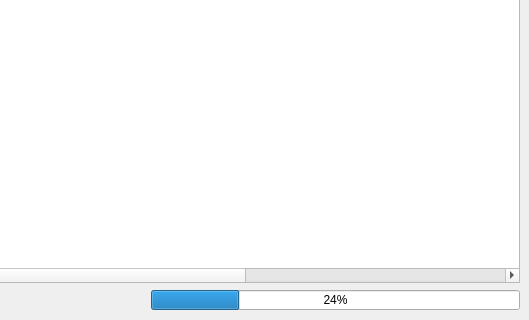
Before: the Qt Designer form trunk/ui/ordersfrm.ui in BackupTheBerlios/first4-svn, drawn with Qt 5; both pictures show x 358 to 887 and y 232 to 552 of the 887 by 552 pixel window.
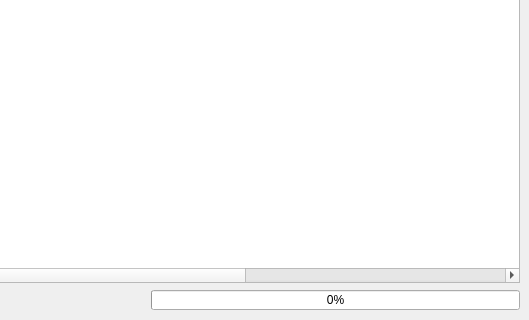
After: the same form once the commit is applied. Icons and pictures are not drawn.

Patch:
```diff
--- a/trunk/ui/ordersfrm.ui
+++ b/trunk/ui/ordersfrm.ui
@@ -210,7 +210,7 @@
         </size>
        </property>
        <property name="value" >
-        <number>24</number>
+        <number>0</number>
        </property>
        <property name="orientation" >
         <enum>Qt::Horizontal</enum>
```
